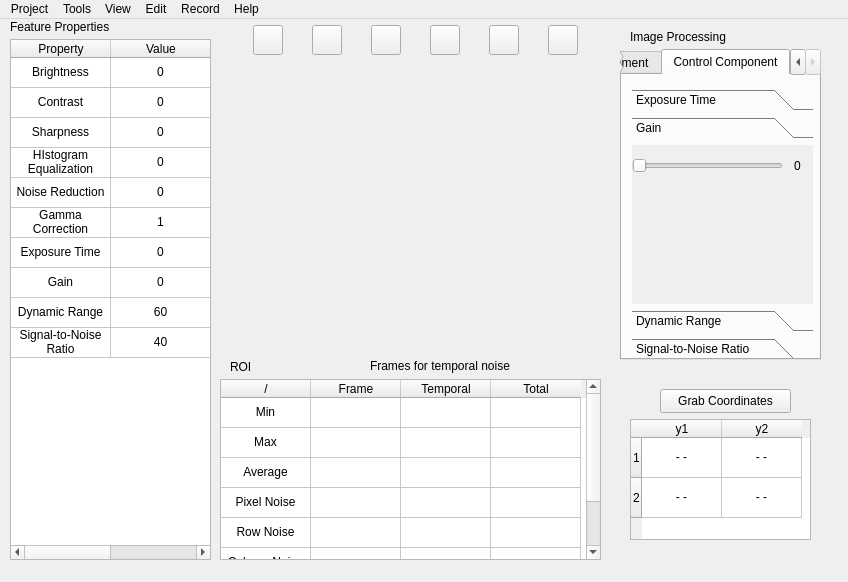
Before: the Qt Designer form mainwindow.ui in yuranxue272181/WPIMQP, drawn with Qt 5.
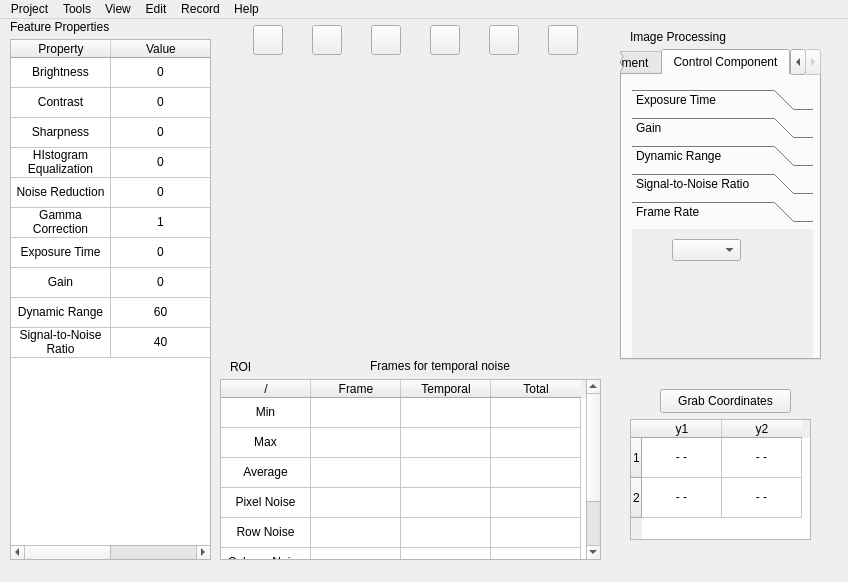
After: the same form once the commit is applied.

Commit message: Frame rate

```diff
--- a/mainwindow.ui
+++ b/mainwindow.ui
@@ -717,7 +717,7 @@
        <string notr="true"/>
       </property>
       <property name="currentIndex">
-       <number>1</number>
+       <number>4</number>
       </property>
       <widget class="QWidget" name="page_5">
        <property name="geometry">
@@ -897,6 +897,21 @@
         </property>
        </widget>
       </widget>
+      <widget class="QWidget" name="page_10">
+       <attribute name="label">
+        <string>Frame Rate</string>
+       </attribute>
+       <widget class="QComboBox" name="frameRateComboBox">
+        <property name="geometry">
+         <rect>
+          <x>40</x>
+          <y>10</y>
+          <width>69</width>
+          <height>22</height>
+         </rect>
+        </property>
+       </widget>
+      </widget>
      </widget>
     </widget>
    </widget>
```
Left out of the diff: 8 changed lines with no effect on the pictures. The commit also changes 13 other files.
